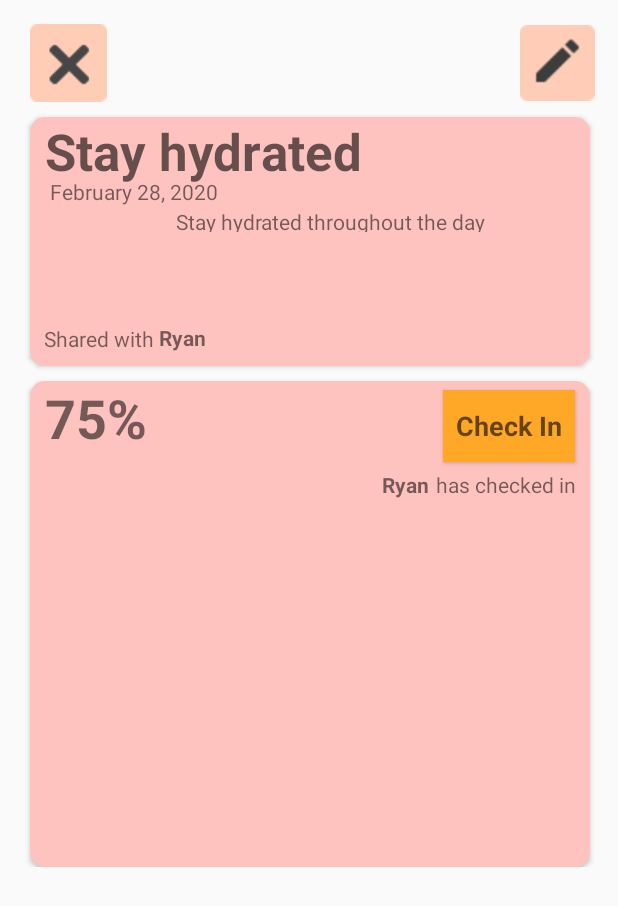
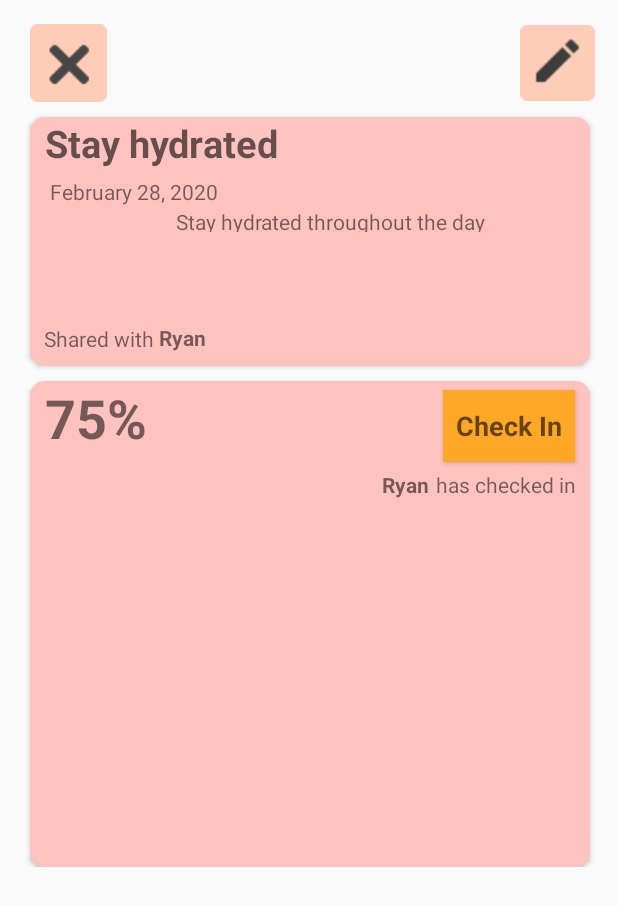
Before and after one commit to chichiben/Habit-Rabbit, an Android app: the screen it shows after launch (HabitSelect), after a tap on "Stay hydrated", on a phone screen of 412 x 824 dp. Shown: the top 906 px of the screen. Run offline under Robolectric (Android 15) with nearby library versions, the phone set to English and light mode, and no system bars; our stand-ins replace navigation-ui.

Commit message:
Added functionality for habit page

```diff
--- a/app/src/main/java/com/example/habitrabbit/HabitSelect.kt
+++ b/app/src/main/java/com/example/habitrabbit/HabitSelect.kt
@@ -1,18 +1,41 @@
 package com.example.habitrabbit
-
 import android.content.Intent
 import android.os.Bundle
 import android.widget.Button
-import android.widget.ImageButton
 import android.widget.ImageView
-import android.widget.Switch
+import android.widget.TextView
 import androidx.appcompat.app.AppCompatActivity
-import com.google.android.material.textfield.TextInputEditText
 
 class HabitSelect : AppCompatActivity() {
     override fun onCreate(savedInstanceState: Bundle?) {
         super.onCreate(savedInstanceState)
         setContentView(R.layout.fragment_habit)
+
+        var intent1 = intent;
+        println((intent))
+        var title = intent1?.getStringExtra("Title");
+        var percent = intent1?.getStringExtra("Percent").toString()
+        val textView1 = findViewById<TextView>(R.id.title)
+        textView1.text = title
+        val textView2 = findViewById<TextView>(R.id.percent)
+        textView2.text = percent
+        val textView3 = findViewById<TextView>(R.id.desc)
+        if (intent1?.extras?.getInt("ID") != 1) {
+            textView3.text = ""
+        }
+
+
+
+        println(("Title $title"))
+        println(("Percent $percent"))
+
+        val checkInButton = findViewById<Button>(R.id.checkin)
+        checkInButton.setOnClickListener{
+            val percentage = findViewById<TextView>(R.id.percent).text
+            val num = percentage.substring(0, percentage.length-1)
+            println((num))
+
+        }
 
         val exitButton = findViewById<ImageView>(R.id.closeHabitButton)
         exitButton.setOnClickListener {
--- a/app/src/main/java/com/example/habitrabbit/MainActivity.kt
+++ b/app/src/main/java/com/example/habitrabbit/MainActivity.kt
@@ -3,23 +3,20 @@ package com.example.habitrabbit
 import android.annotation.SuppressLint
 import android.content.Intent
 import android.os.Bundle
+import android.provider.AlarmClock.EXTRA_MESSAGE
 import android.view.MenuItem
 import android.view.Window
 import android.view.WindowManager
-import android.widget.ImageButton
-import android.widget.RelativeLayout
-import com.google.android.material.bottomnavigation.BottomNavigationView
+import android.widget.*
 import androidx.appcompat.app.AppCompatActivity
 import androidx.fragment.app.Fragment
-import androidx.fragment.app.FragmentManager
-import androidx.fragment.app.FragmentActivity
-import androidx.fragment.app.FragmentTransaction
 import androidx.navigation.findNavController
 import androidx.navigation.ui.AppBarConfiguration
-import androidx.navigation.ui.setupActionBarWithNavController
 import androidx.navigation.ui.setupWithNavController
 import com.example.habitrabbit.ui.ProgressFragment
+import com.example.habitrabbit.ui.habits.HabitsFragment
 import com.example.habitrabbit.ui.home.HomeFragment
+import com.google.android.material.bottomnavigation.BottomNavigationView
 
 class MainActivity : AppCompatActivity() {
     @SuppressLint("WrongViewCast")
@@ -41,13 +38,39 @@ class MainActivity : AppCompatActivity() {
         navView.setupWithNavController(navController)
 
 
-        // Setting listener for button press on the first habit.
-        val habitButton = findViewById<RelativeLayout>(R.id.habit1)
-        habitButton.setOnClickListener{
-            val habitSelectIntent = Intent(this, HabitSelect::class.java)
-            startActivity(habitSelectIntent)
-            //setContentView(R.layout.fragment_habit)
+        val root = findViewById<LinearLayout>(R.id.linearlayout);
+        var count = 0;
+        var habitButtons: ArrayList<RelativeLayout> = arrayListOf()
+        for (i in 0 until root.childCount){
+            val view = root.getChildAt(i);
+            if (view is RelativeLayout){
+                val habitID = view.context.resources.getResourceEntryName(view.id)
+                val idNum = habitID.substring(5, habitID.length).toInt()
+                // Setting listener for button press.
+                val resID = resources.getIdentifier(habitID, "id", packageName)
+                habitButtons.add(findViewById<RelativeLayout>(resID));
+                habitButtons[idNum-1].setOnClickListener{
+                    var messageID = resources.getIdentifier("habit" + idNum + "Text", "id", packageName)
+                    var message = findViewById<TextView>(messageID).text
+                    var percentID = resources.getIdentifier("habit" + idNum + "Percentage", "id", packageName)
+                    var percent = findViewById<TextView>(percentID).text
+                    println("habit" + idNum + "Text")
+                    println(message)
+                    println(percent)
+                    var habitSelectIntent = Intent(this, HabitSelect::class.java).apply {
+                        putExtra("Title", message.toString())
+                        putExtra("Percent", percent.toString())
+                        putExtra("ID", idNum)
+                    }
+                    println((habitSelectIntent))
+                    startActivity(habitSelectIntent)
+                    //setContentView(R.layout.fragment_habit)
+                }
+            }
         }
+
+
+
 
         // Setting listeners for the bottom nav panel.
         navView.setOnNavigationItemSelectedListener { item: MenuItem ->
--- a/app/src/main/java/com/example/habitrabbit/ui/habits/HabitsFragment.kt
+++ b/app/src/main/java/com/example/habitrabbit/ui/habits/HabitsFragment.kt
@@ -1,18 +1,17 @@
 package com.example.habitrabbit.ui.habits
-
 import android.os.Bundle
 import android.view.LayoutInflater
 import android.view.View
 import android.view.ViewGroup
-import android.widget.RelativeLayout
-import android.widget.TextView
+import android.widget.*
 import androidx.fragment.app.Fragment
-import androidx.lifecycle.Observer
-import androidx.lifecycle.ViewModelProviders
+import androidx.lifecycle.*
 import com.example.habitrabbit.R
 
 class HabitsFragment : Fragment() {
     private lateinit var habitsViewModel: HabitsViewModel
+//    private var title = ""
+//    private var percent = ""
     override fun onCreateView(
         inflater: LayoutInflater,
         container: ViewGroup?,
@@ -21,11 +20,25 @@ class HabitsFragment : Fragment() {
         habitsViewModel =
             ViewModelProviders.of(this).get(HabitsViewModel::class.java)
         val root = inflater.inflate(R.layout.fragment_habit, container, false)
+
+//        val intent = activity?.intent;
+//        // Get the Intent that started this activity and extract the string
+//        title = intent?.getStringExtra("Title").toString();
+//        percent = intent?.getStringExtra("Percent").toString()
+//        val textView1 = root.findViewById<TextView>(R.id.title)
+//        textView1.text = title
+//
+//        val textView2 = root.findViewById<TextView>(R.id.percent)
+//        textView2.text = percent
+
+        // Capture the layout's TextView and set the string as its text
         val textView: TextView = root.findViewById(R.id.text_home)
-        habitsViewModel.text.observe(this, Observer {
+        habitsViewModel.text.observe(viewLifecycleOwner, Observer {
             textView.text = it
         })
 
+//        println((title));
+//        println((percent));
 
         // Trying to get the "X" button to return to the home screen. not working atm
 
@@ -36,6 +49,14 @@ class HabitsFragment : Fragment() {
             println("test")
         }
 
+        // Setting listener for check in button
+//        val checkinButton = resources.getIdentifier("checkin", "id", "com.example.habitrabbit.ui.habits") as Button
+//        checkinButton.setOnClickListener{
+//            //TO DO
+//            // get the percentage, convert to fraction, increment by 1/x and then convert back to percent
+//            // update percentage in xml and refresh, can only click once when loaded
+//        }
+
 
         return root
     }
--- a/app/src/main/java/com/example/habitrabbit/ui/home/HomeViewModel.kt
+++ b/app/src/main/java/com/example/habitrabbit/ui/home/HomeViewModel.kt
@@ -7,7 +7,7 @@ import androidx.lifecycle.ViewModel
 class HomeViewModel : ViewModel() {
 
     private val _text = MutableLiveData<String>().apply {
-        value = "This is home Fragment"
+//        value = "This is home Fragment"
     }
     val text: LiveData<String> = _text
 }
--- a/app/src/main/res/layout/fragment_habit.xml
+++ b/app/src/main/res/layout/fragment_habit.xml
@@ -66,7 +66,7 @@
 
             <TextView
                 android:id="@+id/title"
-                android:layout_width="wrap_content"
+                android:layout_width="363dp"
                 android:layout_height="wrap_content"
                 android:layout_alignParentStart="true"
                 android:layout_alignParentLeft="true"
@@ -77,6 +77,7 @@
                 android:layout_marginRight="95dp"
                 android:text="Stay hydrated"
                 android:textAppearance="@style/TextAppearance.AppCompat.Display1"
+                android:textSize="25sp"
                 android:textStyle="bold" />
 
             <TextView
```
